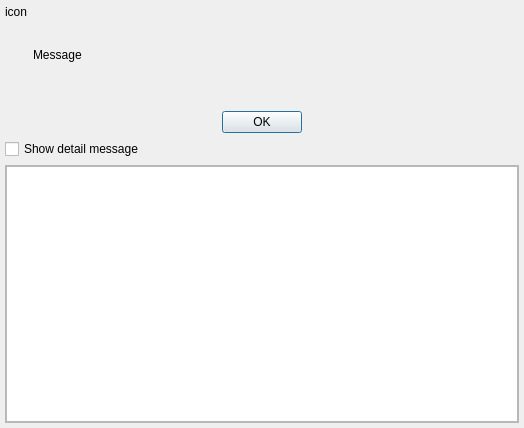
The window that App/Ui/MessageDialog.ui (paolodestefani/pySagra) describes before a commit, drawn with Qt 5.
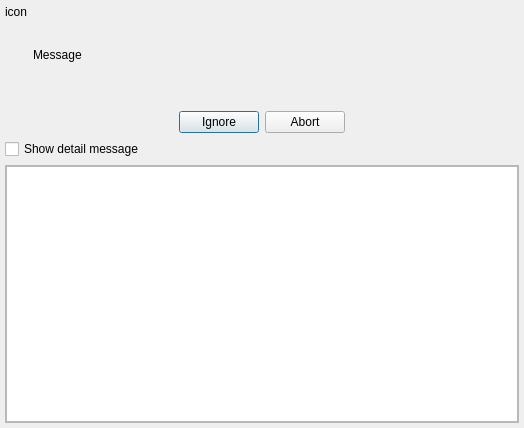
The same window after the commit.

Diff of the .ui file:
```diff
--- a/App/Ui/MessageDialog.ui
+++ b/App/Ui/MessageDialog.ui
@@ -5,6 +5,14 @@
   <property name="windowModality">
    <enum>Qt::WindowModality::ApplicationModal</enum>
   </property>
+  <property name="geometry">
+   <rect>
+    <x>0</x>
+    <y>0</y>
+    <width>535</width>
+    <height>455</height>
+   </rect>
+  </property>
   <property name="windowTitle">
    <string>Dialog</string>
   </property>
@@ -82,7 +90,7 @@
         <enum>Qt::Orientation::Horizontal</enum>
        </property>
        <property name="standardButtons">
-        <set>QDialogButtonBox::StandardButton::Ok</set>
+        <set>QDialogButtonBox::StandardButton::Abort|QDialogButtonBox::StandardButton::Ignore</set>
        </property>
        <property name="centerButtons">
         <bool>true</bool>
```
Left out of the diff: 5 changed lines with no effect on the pictures.
